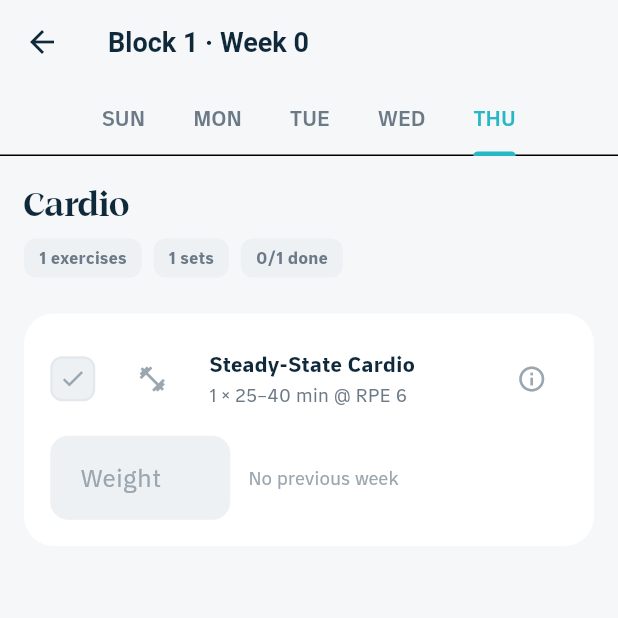
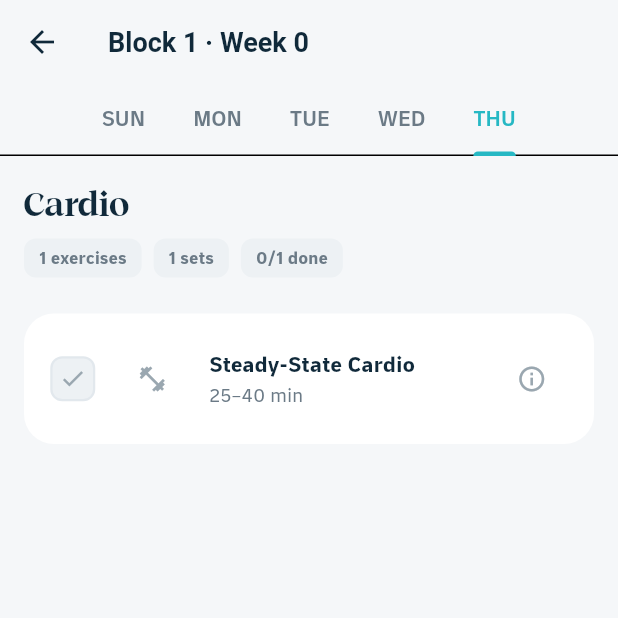
Before and after one commit to KhalidMechEng/my-coach, a Flutter app: the WeekDetailScreen screen opened directly with empty values, tab 5 chosen, on a phone screen of 412 x 824 dp, the top half of it. Run offline on Flutter 3.47's test engine with Material 3 defaults, Android fonts, the phone set to English and light mode, and no system bars; our stand-ins replace cached_network_image, fl_chart, flutter_animate, flutter_riverpod, go_router, shared_preferences and 4 more; accounts and stored records are empty; network calls fail.

Commit message:
Cardio day: duration-only, no weight/reps logging
- ExercisePrescription.isTimeBased (repRange contains 'min'); cardio
  prescription summary shows the duration instead of sets×reps@RPE.
- Guided workout: time-based sets render a duration + single Done button
  and log via completeTimeBasedSet (no weight/reps → no volume, no PR).
- Week detail: hide the weight quick-log input for time-based work.

Co-Authored-By: Claude Opus 4.8 <noreply@anthropic.com>

```diff
--- a/lib/features/programme/domain/models/exercise_prescription.dart
+++ b/lib/features/programme/domain/models/exercise_prescription.dart
@@ -26,7 +26,11 @@ class ExercisePrescription {
     return 'RPE $targetRpe';
   }
 
-  String get prescriptionSummary => '$sets × $repRange @ $rpeDisplay';
+  /// Time/duration-based work (e.g. cardio) logs no weight or reps.
+  bool get isTimeBased => repRange.toLowerCase().contains('min');
+
+  String get prescriptionSummary =>
+      isTimeBased ? repRange : '$sets × $repRange @ $rpeDisplay';
 
   String get restDisplay {
     if (restSeconds >= 60) {
--- a/lib/features/programme/presentation/screens/week_detail_screen.dart
+++ b/lib/features/programme/presentation/screens/week_detail_screen.dart
@@ -243,6 +243,8 @@ class _ExerciseRowState extends ConsumerState<_ExerciseRow> {
               ),
             ],
           ),
+          // Time-based work (cardio) logs no weight — the done tick is enough.
+          if (!widget.prescription.isTimeBased) ...[
             const SizedBox(height: AppSpacing.md),
             Row(
               children: [
@@ -266,6 +268,7 @@ class _ExerciseRowState extends ConsumerState<_ExerciseRow> {
                 Expanded(child: _Comparison(prev: prev, delta: delta, unit: widget.unit, l10n: l10n)),
               ],
             ),
+          ],
         ],
       ),
     );
```
Also changed, not shown: lib/features/workout/presentation/providers/active_workout_provider.dart (+17 -0 lines), lib/features/workout/presentation/screens/guided_workout_screen.dart (+35 -1 lines). Lines whose indentation alone changed are shown as unchanged.
